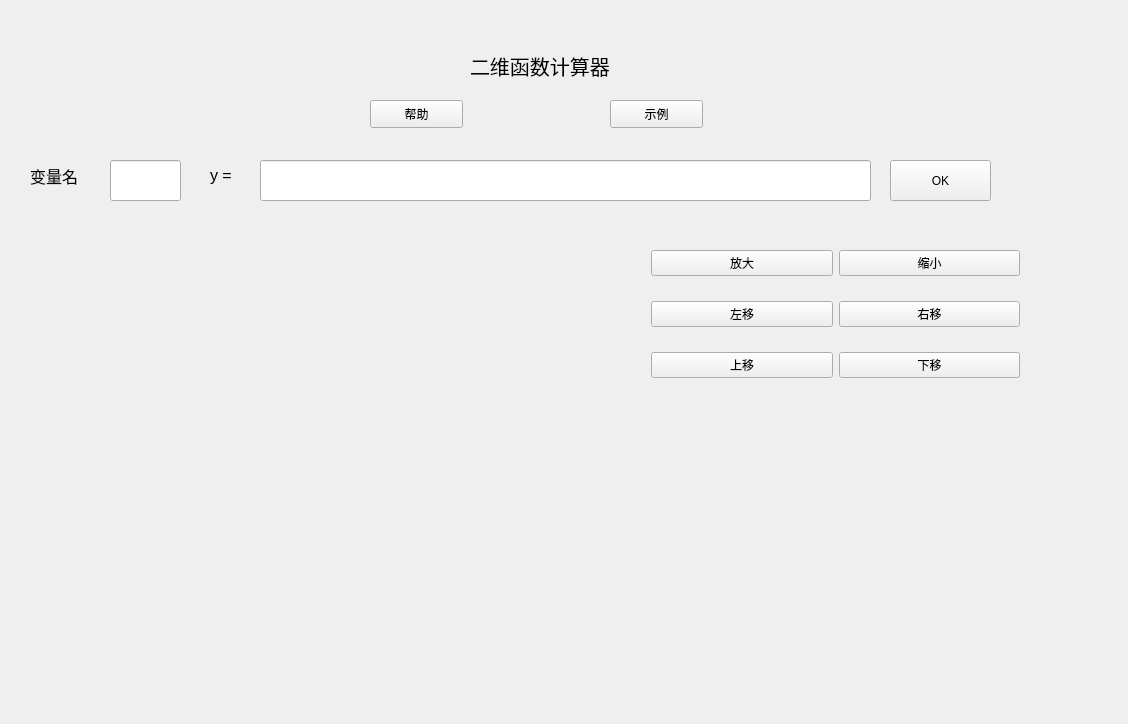
AhaLims/calculator, file caculator(with qt gui)/caculator(with qt gui)/QT_OpenGL.ui: the form before one commit.
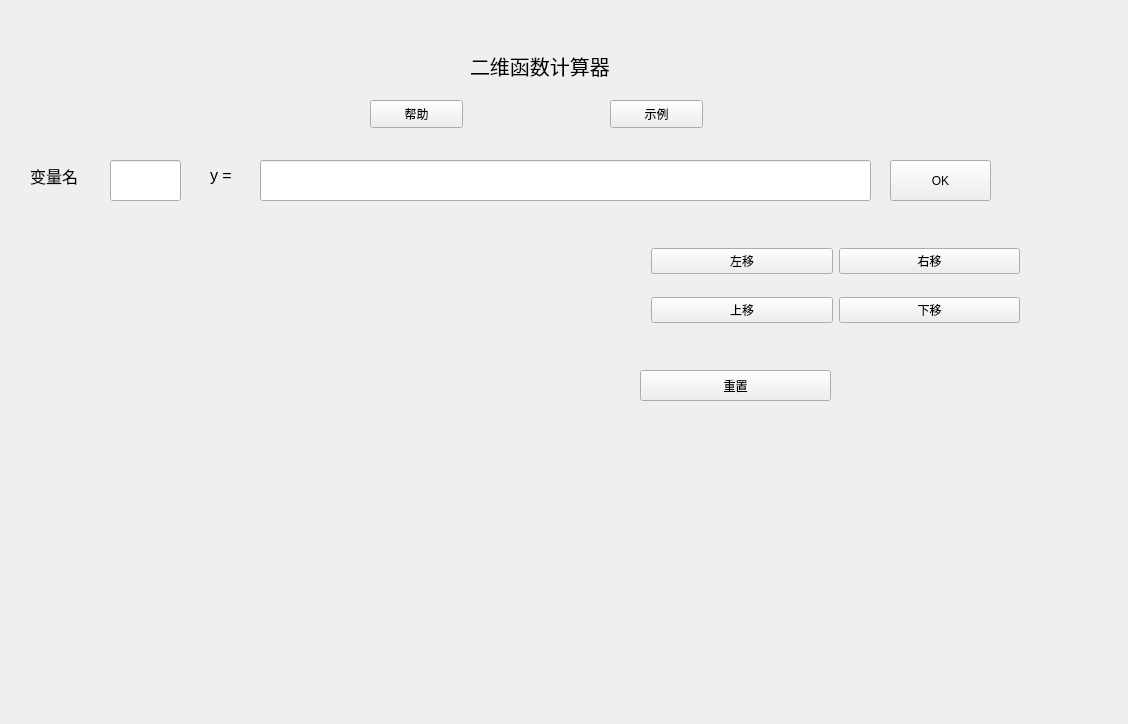
The form after the commit.

Commit message: fail to enlarge lessen

What changed in the file:
```diff
--- a/caculator(with qt gui)/caculator(with qt gui)/QT_OpenGL.ui
+++ b/caculator(with qt gui)/caculator(with qt gui)/QT_OpenGL.ui
@@ -142,54 +142,53 @@
      <x>640</x>
      <y>220</y>
      <width>391</width>
-     <height>191</height>
+     <height>131</height>
     </rect>
    </property>
    <layout class="QGridLayout" name="gridLayout">
     <item row="0" column="0">
-     <widget class="QPushButton" name="enlarge">
+     <widget class="QPushButton" name="left">
       <property name="text">
-       <string>放大</string>
-      </property>
-     </widget>
-    </item>
-    <item row="0" column="1">
-     <widget class="QPushButton" name="lessen">
-      <property name="text">
-       <string>缩小</string>
+       <string>左移</string>
       </property>
      </widget>
     </item>
     <item row="1" column="1">
+     <widget class="QPushButton" name="pushButton_5">
+      <property name="text">
+       <string>下移</string>
+      </property>
+     </widget>
+    </item>
+    <item row="0" column="1">
      <widget class="QPushButton" name="right">
       <property name="text">
        <string>右移</string>
       </property>
      </widget>
     </item>
-    <item row="2" column="0">
+    <item row="1" column="0">
      <widget class="QPushButton" name="pushButton_4">
       <property name="text">
        <string>上移</string>
       </property>
      </widget>
     </item>
-    <item row="1" column="0">
-     <widget class="QPushButton" name="left">
-      <property name="text">
-       <string>左移</string>
-      </property>
-     </widget>
-    </item>
-    <item row="2" column="1">
-     <widget class="QPushButton" name="pushButton_5">
-      <property name="text">
-       <string>下移</string>
-      </property>
-     </widget>
-    </item>
    </layout>
   </widget>
+  <widget class="QPushButton" name="reset">
+   <property name="geometry">
+    <rect>
+     <x>640</x>
+     <y>370</y>
+     <width>191</width>
+     <height>31</height>
+    </rect>
+   </property>
+   <property name="text">
+    <string>重置</string>
+   </property>
+  </widget>
  </widget>
  <layoutdefault spacing="6" margin="11"/>
  <resources>
```
Left out of the diff: 32 changed lines with no effect on the pictures. The commit also changes 3 other files.
